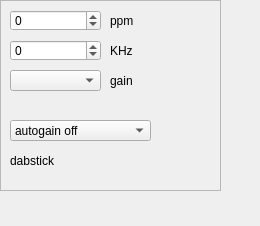
Old version of the form src/input/dabstick/dabstick-widget.ui in the repository JvanKatwijk/qt-dab.
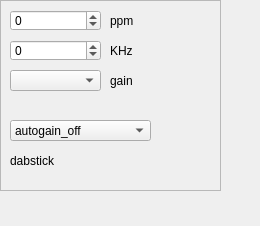
New version of the form.

Commit message: changed autogain setting of dabsticks

```diff
--- a/src/input/dabstick/dabstick-widget.ui
+++ b/src/input/dabstick/dabstick-widget.ui
@@ -133,7 +133,7 @@
     </property>
     <item>
      <property name="text">
-      <string>autogain off</string>
+      <string>autogain_off</string>
      </property>
     </item>
     <item>
```
Left out of the diff: 2 changed lines with no effect on the pictures. The commit also changes 2 other files.
